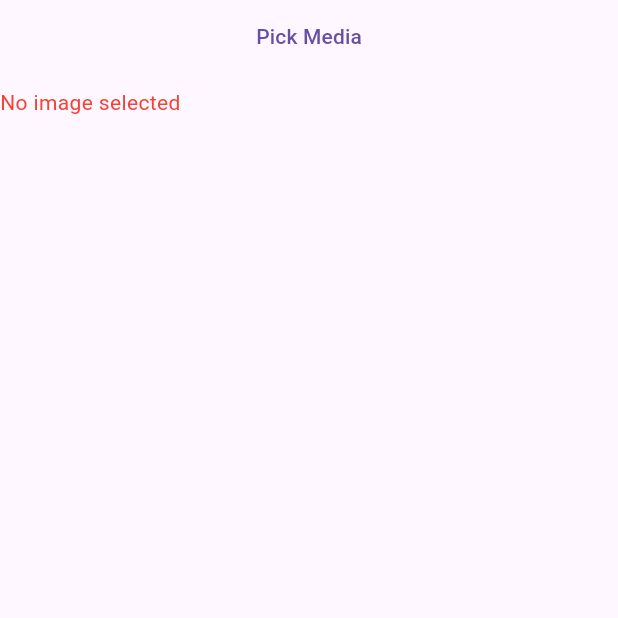
After one commit to mumarishtiaq/facebook_replica, a Flutter app: the screen it shows after launch, on a phone screen of 412 x 824 dp, the top half of it. The commit adds this screen. Run offline on Flutter 3.47's test engine with Material 3 defaults, Android fonts, the phone set to English and light mode, and no system bars; our stand-ins replace font_awesome_flutter, google_fonts, image_picker, video_player.

Commit message:
implement video and image picker - need to integrate it into the create post screen

```diff
--- a/lib/main.dart
+++ b/lib/main.dart
@@ -1,6 +1,8 @@
 import 'package:facebook_replica/create_post_view.dart';
 import 'package:facebook_replica/home_view.dart';
 import 'package:facebook_replica/login_view.dart';
+import 'package:facebook_replica/video_picker_test.dart';
+import 'package:facebook_replica/video_test_jubri.dart';
 import 'package:flutter/material.dart';
 
 void main() {
@@ -15,7 +17,12 @@ class FacebookReplica extends StatelessWidget {
     return MaterialApp(
       debugShowCheckedModeBanner: false,
       title: "Facebook",
-      home: LoginView(),
+
+      home: VideoPickerTest(),
+
+      // home: VideoPickerScreen(),
+
+      // home: LoginView(),
       // home: HomeView(),
       // home: CreatePostView(),
     );
--- /dev/null
+++ b/lib/video_picker_test.dart
@@ -0,0 +1,120 @@
+import 'dart:io';
+
+import 'package:facebook_replica/image_picker.dart';
+import 'package:flutter/material.dart';
+import 'package:image_picker/image_picker.dart';
+import 'package:video_player/video_player.dart';
+
+class VideoPickerTest extends StatefulWidget {
+  const VideoPickerTest({super.key});
+
+  @override
+  State<VideoPickerTest> createState() => _VideoPickerTestState();
+}
+
+class _VideoPickerTestState extends State<VideoPickerTest> {
+
+  File? media;
+ VideoPlayerController? videoPlayerController;
+ bool isVideo = false;
+
+  @override
+  void initState() {
+    super.initState();
+    videoPlayerController = null;
+  }
+
+ @override
+  void dispose() {
+    videoPlayerController?.dispose();
+    super.dispose();
+  }
+
+  @override
+  Widget build(BuildContext context) {
+    return  Scaffold(
+      body: Center(
+        child: ListView(
+          children: [
+            TextButton(onPressed: () async {
+              media = await pickMediaFromGallery();
+              if (media != null) {
+                onMediaSelected();
+              }
+            },
+             child: Text("Pick Media")
+             ),
+             SizedBox(height: 10,),
+
+             isVideo ?buildVideoPlayer() : buildImagePreview(),
+
+
+
+
+          ],
+        ),
+      ),
+    );
+  }
+
+  Widget buildVideoPlayer() {
+    if (videoPlayerController != null && videoPlayerController!.value.isInitialized) {
+      return AspectRatio(
+        aspectRatio: videoPlayerController!.value.aspectRatio,
+        child: VideoPlayer(videoPlayerController!),
+      );
+    } else {
+      return Text("No video selected", style: TextStyle(color: Colors.red));
+    }
+  }
+
+  Widget buildImagePreview() {
+    if (media != null) {
+      return Image.file(
+        media!,
+        width: double.infinity,
+        fit: BoxFit.cover,
+      );
+    } else {
+      return Text("No image selected", style: TextStyle(color: Colors.red));
+    }
+  }
+
+  Future<void> onMediaSelected() async {
+
+    final ext = media!.path.split('.').last.toLowerCase();
+    isVideo = ext == 'mp4' || ext == 'mov' || ext == 'avi';
+
+    if(isVideo)
+    {
+    videoPlayerController?.dispose();
+    videoPlayerController = VideoPlayerController.file(File(media!.path));
+    await videoPlayerController?.initialize();
+    videoPlayerController?.play();
+    }
+
+    setState(() {
+
+      });
+  }
+
+
+
+
+
+  Future<File?> pickVideoFromGallery() async {
+
+    final ImagePicker picker = ImagePicker();
+    final XFile? video = await picker.pickVideo(source: ImageSource.gallery);
+
+    if(video !=null)
+    {
+    return File(video.path);
+    }
+    else
+    {
+      return null;
+    }
+  }
+
+}
--- a/pubspec.yaml
+++ b/pubspec.yaml
@@ -33,6 +33,7 @@ dependencies:
 
   font_awesome_flutter: ^10.8.0
   image_picker: ^1.1.2
+  video_player: ^2.10.0
   # The following adds the Cupertino Icons font to your application.
   # Use with the CupertinoIcons class for iOS style icons.
   cupertino_icons: ^1.0.8
```
Also changed, not shown: lib/create_post_view.dart (+25 -6 lines), lib/image_picker.dart (+12 -0 lines), lib/posts_view.dart (+9 -9 lines), lib/video_test_jubri.dart (added, +75 -0 lines), pubspec.lock, 1 other file.
